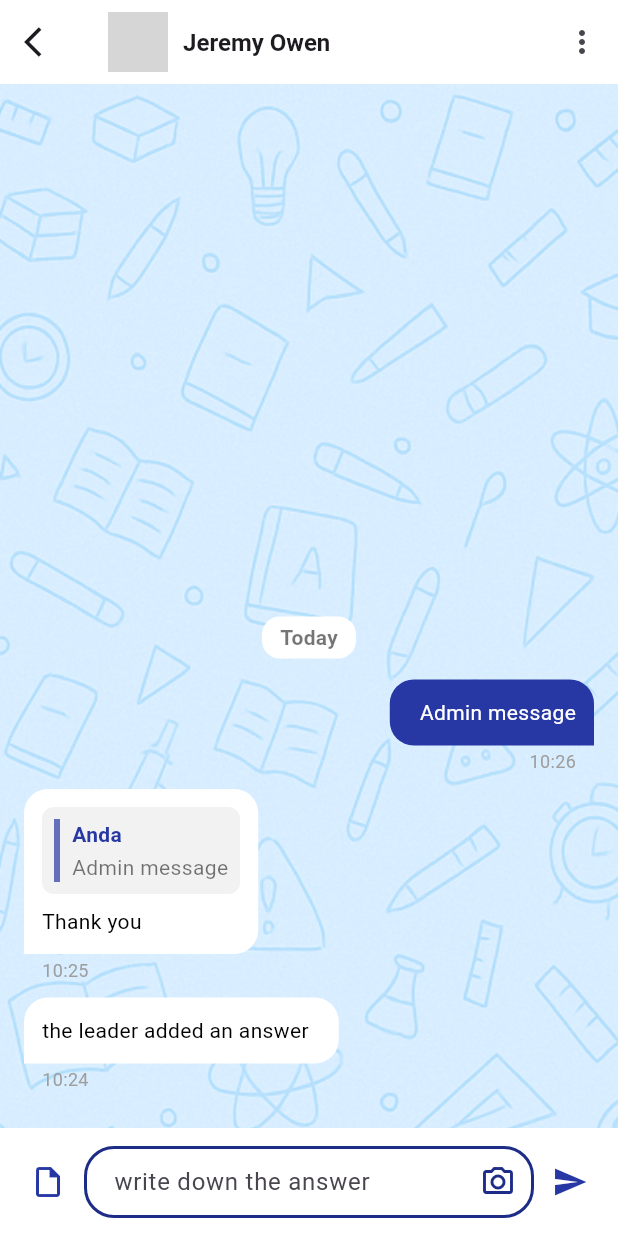
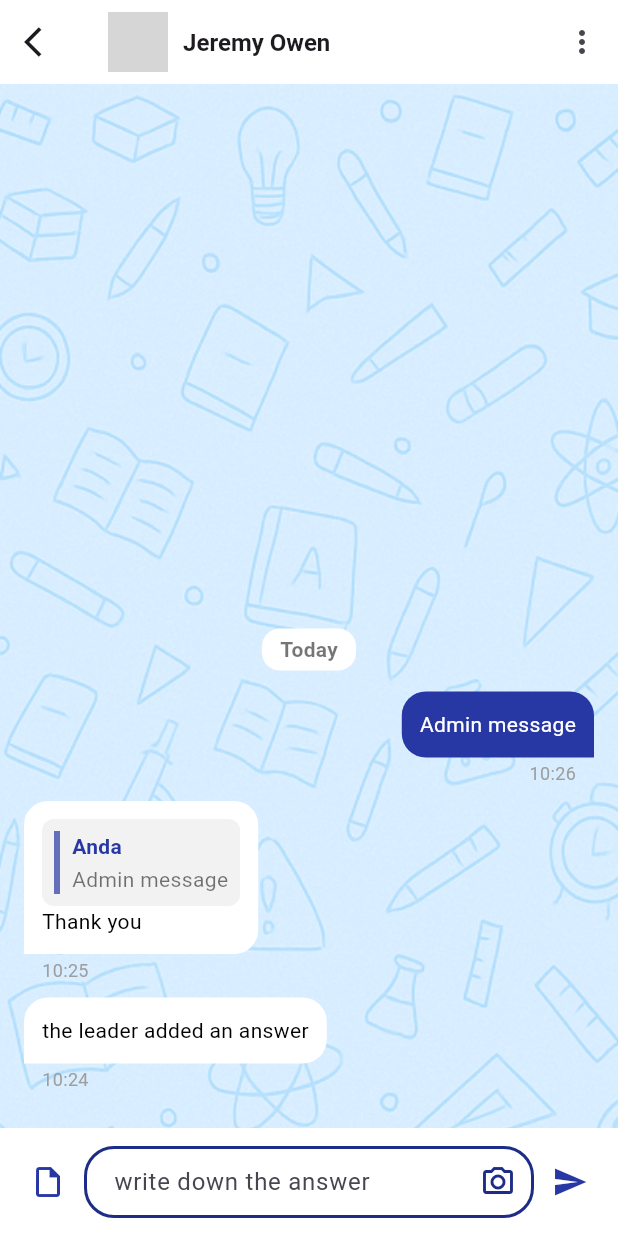
Before and after one commit to rifqinailal/admin_gychat, a Flutter app: the screen it shows after launch, after a tap on "Jeremy Owen", on a phone screen of 412 x 824 dp. Run offline on Flutter 3.47's test engine with Material 3 defaults, Android fonts, the phone set to English and light mode, and no system bars; drawn by our look-alikes of flutter_slidable; our stand-ins replace file_picker, get, image_cropper, image_picker, open_filex, table_calendar; network calls fail; grey boxes are pictures that could not be loaded.

```diff
--- a/lib/models/message_model.dart
+++ b/lib/models/message_model.dart
@@ -32,28 +32,25 @@ class MessageModel {
     this.isPinned = false,
   }) : assert(
          (type == MessageType.text && text != null && text.isNotEmpty) ||
-         (type == MessageType.image && imagePath != null) ||
-         (type == MessageType.document && documentPath != null),
-        'Setiap tipe pesan harus memiliki data yang sesuai.'
+             (type == MessageType.image && imagePath != null) ||
+             (type == MessageType.document &&
+                 documentPath != null &&
+                 documentName != null),
+         'Setiap tipe pesan harus memiliki data yang sesuai.',
        );
 
-  // 2. LENGKAPI `copyWith`
-  MessageModel copyWith({
-    bool? isStarred,
-    bool? isPinned,
-  }) {
+  MessageModel copyWith({bool? isStarred, bool? isPinned}) {
     return MessageModel(
-      // Salin semua data asli
       senderId: senderId,
       text: text,
       timestamp: timestamp,
       isSender: isSender,
       senderName: senderName,
       repliedMessage: repliedMessage,
-      imagePath: imagePath, // <-- Tambahkan ini
-      type: type,           // <-- Tambahkan ini
-
-      // Gunakan data baru jika ada, jika tidak, pakai data lama
+      imagePath: imagePath,
+      type: type,
+      documentPath: documentPath,
+      documentName: documentName,
       isStarred: isStarred ?? this.isStarred,
       isPinned: isPinned ?? this.isPinned,
     );
--- a/lib/modules/chat_list/chat_list_controller.dart
+++ b/lib/modules/chat_list/chat_list_controller.dart
@@ -1,32 +1,32 @@
-// lib/app/modules/chat_list/chat_list_controller.dart
-
+import 'package:admin_gychat/models/chat_model.dart';
 import 'package:get/get.dart';
-// Jangan lupa import model Anda nanti
-// import 'package:chatapp_admin/app/data/models/chat_model.dart';
-
-// Untuk sementara, kita buat model dummy di sini
-class ChatModel {
-  final int id;
-  final String name;
-  final bool isGroup;
-  final int unreadCount;
-  ChatModel({required this.id, required this.name, this.isGroup = false, this.unreadCount = 0});
-}
-
 
 class ChatListController extends GetxController {
-  // Ini adalah "Single Source of Truth" atau sumber data utama untuk semua chat.
-  // Semua perubahan (data baru, chat dibaca) hanya terjadi pada list ini.
-  var allChats = <ChatModel>[].obs;
+  var _allChats = <ChatModel>[].obs;
   var isSelectionMode = false.obs;
   var selectedChats = <ChatModel>{}.obs;
+  int get archivedChatsCount => _allChats.where((chat) => chat.isArchived).length;
 
   @override
   void onInit() {
     super.onInit();
-    // Nanti, di sini Anda akan memanggil repository untuk mengambil data dari API.
-    // Untuk sekarang, kita isi dengan data dummy.
     fetchChats();
+  }
+
+  List<ChatModel> get allChatsInternal => _allChats;
+  List<ChatModel> get allChats =>
+      _allChats.where((chat) => !chat.isArchived).toList();
+  List<ChatModel> get unreadChats =>
+      allChats.where((chat) => chat.unreadCount > 0).toList();
+  List<ChatModel> get groupChats =>
+      allChats.where((chat) => chat.isGroup).toList();
+
+  void archiveSelectedChats() {
+    for (var chat in selectedChats) {
+      chat.isArchived = true;
+    }
+    _allChats.refresh();
+    clearSelection();
   }
 
   void deleteSelectedChats() {
@@ -37,57 +37,37 @@ class ChatListController extends GetxController {
   }
 
   void startSelection(ChatModel chat) {
-    // Mengaktifkan mode seleksi.
     isSelectionMode.value = true;
-    // Menambahkan chat pertama yang dipilih.
     selectedChats.add(chat);
   }
 
   void toggleSelection(ChatModel chat) {
-    // Jika item sudah ada di dalam daftar pilihan, maka hapus (deselect).
-    // Jika belum ada, maka tambahkan (select).
     if (selectedChats.contains(chat)) {
       selectedChats.remove(chat);
     } else {
       selectedChats.add(chat);
     }
-
-    // Jika setelah itu tidak ada lagi item yang dipilih,
-    // maka matikan mode seleksi secara otomatis.
     if (selectedChats.isEmpty) {
       isSelectionMode.value = false;
     }
   }
 
   void clearSelection() {
-    // Menghapus semua item dari daftar pilihan.
     selectedChats.clear();
-    // Menonaktifkan mode seleksi.
     isSelectionMode.value = false;
   }
 
-  // --- GETTERS UNTUK FILTERING ---
-  // GetX akan secara otomatis memperbarui UI yang menggunakan getter ini
-  // setiap kali `allChats` berubah.
-
-  /// Mengembalikan list chat yang belum dibaca.
-  List<ChatModel> get unreadChats => allChats.where((chat) => chat.unreadCount > 0).toList();
-
-  /// Mengembalikan list chat grup.
-  List<ChatModel> get groupChats => allChats.where((chat) => chat.isGroup).toList();
-
+  void refreshChatList() {
+    _allChats.refresh();
+  }
 
   void fetchChats() {
-    // Simulasi pengambilan data dari API
     var dummyData = [
-      ChatModel(id:1, name: 'Jeremy Owen', unreadCount: 2),
-      ChatModel(id:2,name: 'Olympiad Bus', isGroup: true, unreadCount: 5),
-      ChatModel(id:3,name: 'Classtell', unreadCount: 0),
-      ChatModel(id:4,name: 'Olympiad Mace', isGroup: true, unreadCount: 0),
-      ChatModel(id:5,name: 'Dian Puspita', unreadCount: 1),
-      ChatModel(id:6,name: 'Projek Internal', isGroup: true, unreadCount: 1),
-
+      ChatModel(id: 1, name: 'Jeremy Owen', unreadCount: 2),
+      ChatModel(id: 2, name: 'Olympiad Bus', isGroup: true, unreadCount: 5),
+      ChatModel(id: 3, name: 'Classtell', unreadCount: 0),
+      ChatModel(id: 7, name: 'Projek Selesai', isArchived: true),
     ];
-    allChats.assignAll(dummyData);
+    _allChats.assignAll(dummyData);
   }
 }
--- a/lib/modules/chat_list/chat_list_view.dart
+++ b/lib/modules/chat_list/chat_list_view.dart
@@ -1,3 +1,4 @@
+import 'package:admin_gychat/models/chat_model.dart';
 import 'package:admin_gychat/routes/app_routes.dart';
 import 'package:admin_gychat/shared/widgets/chat_header.dart';
 import 'package:admin_gychat/shared/widgets/chat_list_tile.dart';
--- a/lib/modules/room_chat/room_chat_controller.dart
+++ b/lib/modules/room_chat/room_chat_controller.dart
@@ -133,12 +133,7 @@ class RoomChatController extends GetxController {
         type: MessageType.document,
         documentPath: file.path,
         documentName: file.name,
-        // ===============================================
-        // PERBAIKAN UTAMA ADA DI SINI
-        // ===============================================
-        // Isi properti `text` dengan nama dokumen.
         text: file.name,
-        // ===============================================
       );
 
       messages.insert(0, newMessage);
--- a/lib/modules/room_chat/widget/chat_bubble.dart
+++ b/lib/modules/room_chat/widget/chat_bubble.dart
@@ -93,6 +93,8 @@ class ChatBubble extends StatelessWidget {
     );
   }
 
+
+
   Widget _buildHighlightedText() {
     // Jika tidak ada kata kunci pencarian, tampilkan Text biasa.
     if (highlightText == null || highlightText!.isEmpty) {
@@ -157,7 +159,8 @@ class ChatBubble extends StatelessWidget {
   @override
   Widget build(BuildContext context) {
     // Widget helper untuk membuat ekor gelembung (tidak berubah)
-    Widget buildTail(bool isSender) {
+    // 1. Helper untuk membuat ekor gelembung
+    Widget buildTail() {
       return Positioned(
         bottom: 0,
         right: isSender ? -6 : null,
@@ -170,73 +173,56 @@ class ChatBubble extends StatelessWidget {
       );
     }
 
-    // Widget helper untuk ikon status (tidak berubah)
-    Widget _buildStatusIcon() {
-      if (isPinned) {
-        return Transform.rotate(
-          angle: 0.5, // Sedikit dimiringkan
-          child: Icon(
-            Icons.push_pin,
-            size: 16,
-            color: isSender ? Colors.white70 : Colors.black54,
+    // 2. Helper untuk membuat baris ikon status (bintang/pin)
+    Widget buildStatusRow() {
+      if (!isPinned && !isStarred) return const SizedBox.shrink();
+
+      IconData statusIcon = isPinned ? Icons.push_pin : Icons.star;
+      Color iconColor = isSender ? Colors.white70 : Colors.black54;
+
+      return Padding(
+        padding: const EdgeInsets.only(top: 4.0, left: 8.0, right: 8.0),
+        child: Row(
+          mainAxisSize: MainAxisSize.min,
+          children: [Icon(statusIcon, size: 14, color: iconColor)],
         ),
       );
     }
-      if (isStarred) {
-        return Icon(
-          Icons.star,
-          size: 16,
-          color: isSender ? Colors.white70 : Colors.black54,
-        );
-      }
-      return const SizedBox.shrink();
-    }
 
-    Widget _buildMessageContent() {
+    Widget buildMessageContent() {
       if (type == MessageType.document && documentName != null) {
-        // JIKA PESAN DOKUMEN, BUAT TAMPILAN BARU
         return Container(
-          // 1. Bungkus Dalam (warna sekunder)
-          //    Memberi padding di dalam dan sudut melengkung.
           padding: const EdgeInsets.all(12),
           decoration: BoxDecoration(
-            color: ThemeColor.secondary, // Warna sekunder
+            color: ThemeColor.secondary,
             borderRadius: BorderRadius.circular(12),
           ),
           child: Row(
             mainAxisSize: MainAxisSize.min,
             children: [
-              // Ikon File
-              Icon(
+              const Icon(
                 Icons.insert_drive_file_outlined,
-                color: ThemeColor.primary, // Warna ikon putih agar kontras
+                color: ThemeColor.primary,
                 size: 36,
               ),
               const SizedBox(width: 12),
-              // Kolom untuk nama file dan info ukuran
               Flexible(
-                child: Column(
-                  crossAxisAlignment: CrossAxisAlignment.start,
-                  children: [
-                    Text(
+                child: Text(
                   documentName!,
                   maxLines: 2,
                   overflow: TextOverflow.ellipsis,
                   style: const TextStyle(
-                        color: ThemeColor.primary, // Warna teks putih
+                    color: ThemeColor.primary,
                     fontWeight: FontWeight.w600,
                   ),
-                    ),
-                  ],
                 ),
               ),
             ],
           ),
         );
       }
-      // 1. CEK APAKAH PESAN INI ADALAH GAMBAR
+
       if (type == MessageType.image && imagePath != null) {
-        // JIKA YA, BUAT WIDGET GAMBAR
         return Column(
           crossAxisAlignment: CrossAxisAlignment.start,
           children: [
@@ -244,43 +230,20 @@ class ChatBubble extends StatelessWidget {
               borderRadius: BorderRadius.circular(15),
               child: Image.file(
                 File(imagePath!),
-                // `width` akan membatasi lebar gambar agar tidak terlalu besar
-                width:
-                    MediaQuery.of(context).size.width *
-                    0.9, // Maksimal 60% lebar layar
+                width: MediaQuery.of(context).size.width * 0.6,
                 fit: BoxFit.cover,
               ),
             ),
-            if (text != null)
+            if (text != null && text!.isNotEmpty)
               Padding(
-                padding: const EdgeInsets.all(6),
-                child: Text(
-                  text ?? '',
-                  style: TextStyle(
-                    color: isSender ? Colors.white70 : Colors.black87,
-                  ),
-                ),
+                padding: const EdgeInsets.fromLTRB(8, 8, 8, 0),
+                child: _buildHighlightedText(),
               ),
           ],
         );
       }
-      final textWidget = Flexible(child: _buildHighlightedText());
-      final statusIconWidget = _buildStatusIcon();
-      const spacer = SizedBox(width: 8);
 
-      if (isSender) {
-        return Row(
-          mainAxisSize: MainAxisSize.min,
-          crossAxisAlignment: CrossAxisAlignment.end,
-          children: [statusIconWidget, spacer, textWidget],
-        );
-      } else {
-        return Row(
-          mainAxisSize: MainAxisSize.min,
-          crossAxisAlignment: CrossAxisAlignment.end,
-          children: [textWidget, spacer, statusIconWidget],
-        );
-      }
+      return _buildHighlightedText();
     }
 
     return GestureDetector(
@@ -313,8 +276,11 @@ class ChatBubble extends StatelessWidget {
                     Container(
                       padding:
                           type == MessageType.image
-                              ? EdgeInsets.all(3)
+                              ? const EdgeInsets.all(3)
                               : const EdgeInsets.all(12),
+                      constraints: BoxConstraints(
+                        maxWidth: MediaQuery.of(context).size.width * 0.75,
+                      ),
                       decoration: BoxDecoration(
                         color:
                             isSystemMessage
@@ -334,11 +300,11 @@ class ChatBubble extends StatelessWidget {
                         ),
                       ),
                       child: Column(
-                        crossAxisAlignment: CrossAxisAlignment.start,
+                        crossAxisAlignment:
+                            isSender
+                                ? CrossAxisAlignment.end
+                                : CrossAxisAlignment.start,
                         children: [
-                          // Jika pesan adalah teks, tampilkan nama dan reply di dalam.
-                          // Jika gambar, nama dan reply bisa ditampilkan di atasnya (opsional).
-                          if (type == MessageType.text) ...[
                           if (senderName != null && !isSender)
                             Padding(
                               padding: const EdgeInsets.only(bottom: 4.0),
@@ -351,22 +317,24 @@ class ChatBubble extends StatelessWidget {
                                 ),
                               ),
                             ),
-                            _buildReplyPreview(),
                           if (repliedMessage != null)
-                              const SizedBox(height: 8),
-                          ],
-
-                          // PANGGIL METHOD PENGATUR KONTEN DI SINI
-                          _buildMessageContent(),
+                            Padding(
+                              padding:
+                                  type == MessageType.text
+                                      ? EdgeInsets.zero
+                                      : const EdgeInsets.fromLTRB(8, 0, 8, 8),
+                              child: _buildReplyPreview(),
+                            ),
+                          buildMessageContent(),
+                          buildStatusRow(),
                         ],
                       ),
                     ),
-                    if (showTail && !isSystemMessage) buildTail(isSender),
+                    if (showTail && !isSystemMessage) buildTail(),
                   ],
                 ),
               ),
             ),
-            // Bagian Timestamp
             Padding(
               padding: const EdgeInsets.only(left: 20, right: 20, bottom: 8),
               child: Text(
--- a/lib/routes/app_pages.dart
+++ b/lib/routes/app_pages.dart
@@ -52,7 +52,7 @@ class AppPages {
     // Detail Arsip
     GetPage(
       name: AppRoutes.DetailArsip,
-      page: () => const DetailArsipScreen(),
+      page: () =>  DetailArsipScreen(),
       binding: DetailArsipBinding(),
     ),
     // Profile
--- a/lib/routes/app_routes.dart
+++ b/lib/routes/app_routes.dart
@@ -1,5 +1,4 @@
 
-import 'package:admin_gychat/models/away_message_model.dart';
 
 abstract class AppRoutes {
   static const Auth = '/auth';
--- a/lib/shared/widgets/chat_header.dart
+++ b/lib/shared/widgets/chat_header.dart
@@ -11,9 +11,8 @@ enum MainMenuAction { groupBaru, berbintang, pengaturan }
 
 class ChatHeader extends StatelessWidget {
   const ChatHeader({super.key});
-
-  // Method ini SEKARANG HANYA membuat baris judul "Gychat" dan menu titik tiga.
   Widget _buildTitleBar() {
+    //final ChatListController controller = Get.find();
     return Row(
       key: const ValueKey('normalHeader'), // Key untuk animasi
       mainAxisAlignment: MainAxisAlignment.spaceBetween,
@@ -55,10 +54,8 @@ class ChatHeader extends StatelessWidget {
             }
           },
 
-          // Fungsi yang membangun (membuat) daftar item di dalam menu.
           itemBuilder:
               (BuildContext context) => <PopupMenuEntry<MainMenuAction>>[
-                // ITEM MENU 1: Group Baru
                 PopupMenuItem<MainMenuAction>(
                   value: MainMenuAction.groupBaru,
                   child: Row(
@@ -122,7 +119,8 @@ class ChatHeader extends StatelessWidget {
         Row(
           children: [
             IconButton(
-              onPressed: () {},
+              // HUBUNGKAN FUNGSI `archiveSelectedChats`
+              onPressed: () => controller.archiveSelectedChats(),
               icon: const Icon(
                 Icons.archive_outlined,
                 color: Color(0xFF353435),
@@ -219,13 +217,19 @@ class ChatHeader extends StatelessWidget {
                   style: TextStyle(color: ThemeColor.gray, fontSize: 16),
                 ),
                 const Spacer(),
-                  const Text(
-                    '13',
-                    style: TextStyle(color: ThemeColor.gray, fontSize: 16),
+                Obx(
+                    () => Text(
+                      // Ambil jumlah dari getter baru kita dan ubah ke String
+                      controller.archivedChatsCount.toString(),
+                      style: const TextStyle(
+                        color: ThemeColor.gray,
+                        fontSize: 16,
+                        fontWeight: FontWeight.w600, // Dibuat tebal agar terlihat
+                      ),
+                    ),
                   ),
               ],
             ),
-
           ),
         ),
       ],
```
Also changed, not shown: lib/models/chat_model.dart (added, +17 -0 lines), lib/modules/arsip/detail_arsip_controller.dart (+21 -20 lines), lib/modules/arsip/detail_arsip_screen.dart (+35 -25 lines). Lines whose indentation alone changed are shown as unchanged.
